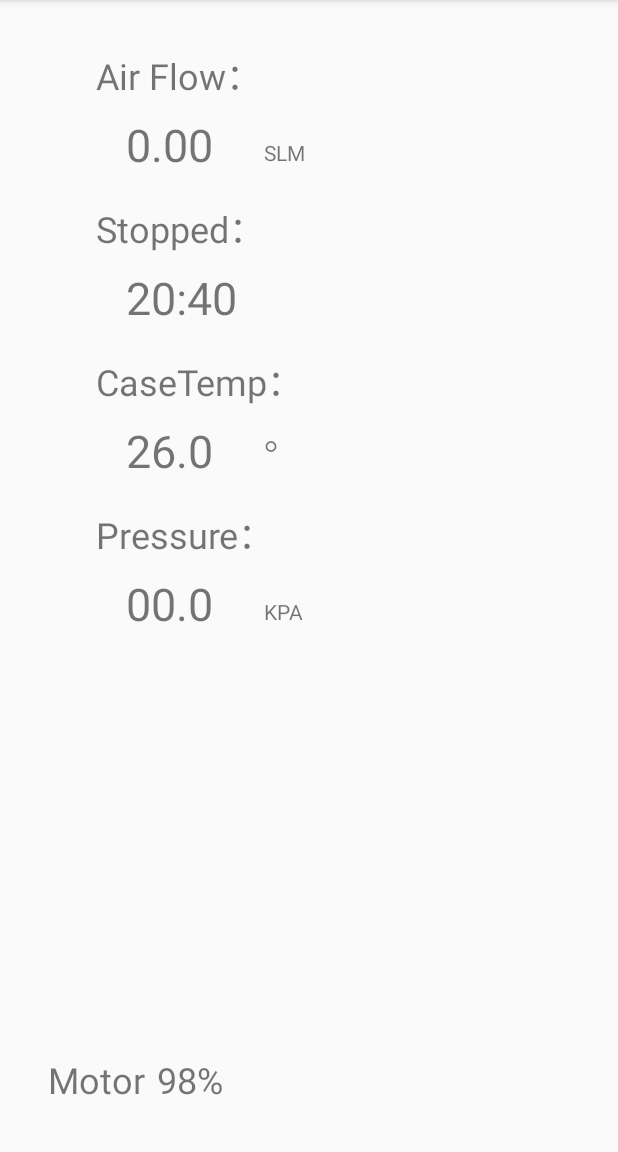
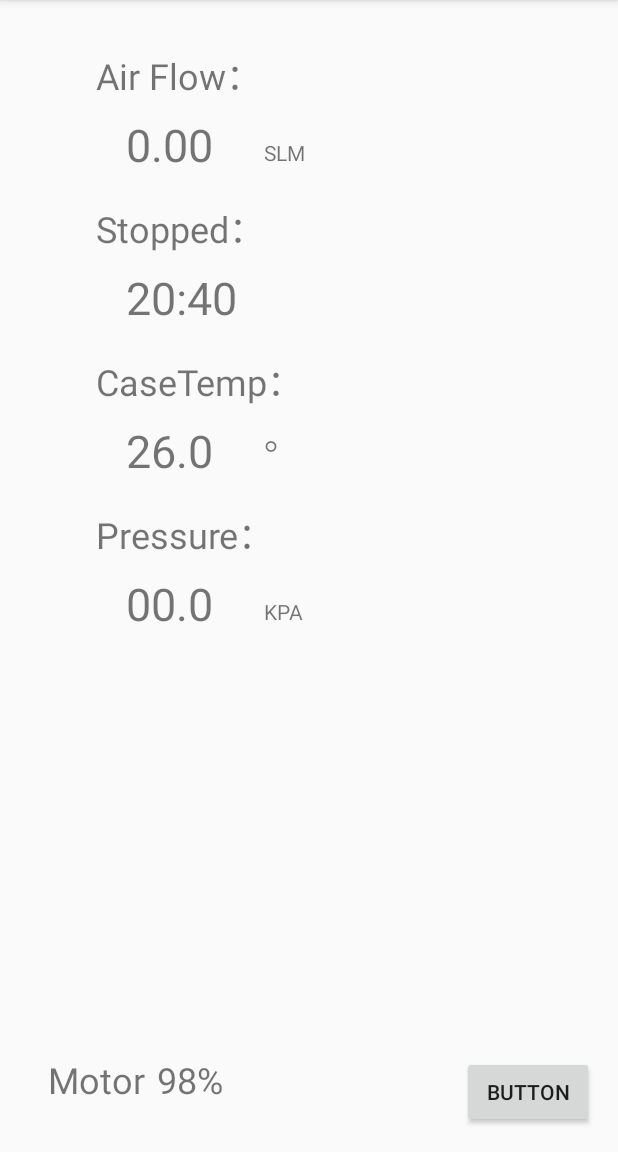
Before and after one commit to NnnLillian/Android-BlueTooth, an Android app: the screen it shows after launch (MainActivity), on a phone screen of 412 x 824 dp, the part 84-1236 px from its top. Run offline under Robolectric (Android 15) with nearby library versions, the phone set to English and light mode, and no system bars.

```diff
--- a/app/src/main/res/layout/activity_main.xml
+++ b/app/src/main/res/layout/activity_main.xml
@@ -1,4 +1,5 @@
 <?xml version="1.0" encoding="utf-8"?>
+<!--定义布局容器-->
 <android.support.constraint.ConstraintLayout xmlns:android="http://schemas.android.com/apk/res/android"
     xmlns:app="http://schemas.android.com/apk/res-auto"
     xmlns:tools="http://schemas.android.com/tools"
@@ -161,4 +162,15 @@
         app:layout_constraintBottom_toBottomOf="parent"
         app:layout_constraintStart_toEndOf="@+id/motor" />
 
+    <Button
+        android:id="@+id/button1"
+        android:layout_width="wrap_content"
+        android:layout_height="wrap_content"
+        android:layout_marginBottom="16dp"
+        android:layout_marginEnd="16dp"
+        android:layout_marginRight="16dp"
+        android:text="Button"
+        app:layout_constraintBottom_toBottomOf="parent"
+        app:layout_constraintEnd_toEndOf="parent" />
+
 </android.support.constraint.ConstraintLayout>
```
Also changed, not shown: app/src/main/AndroidManifest.xml (+9 -0 lines).
